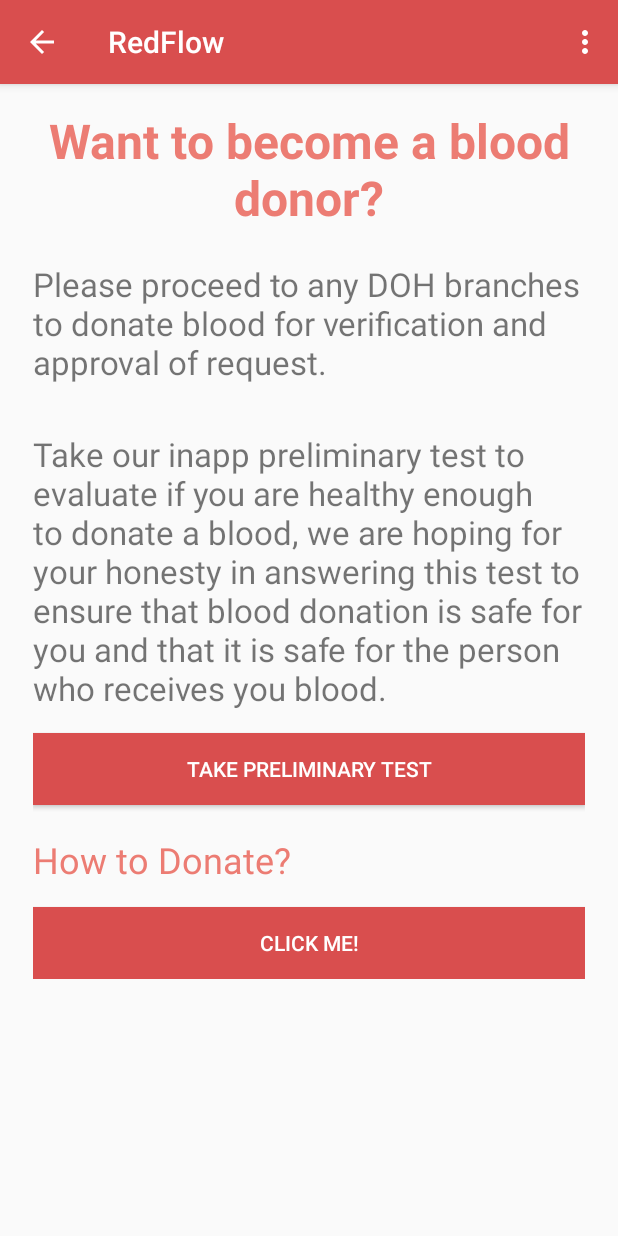
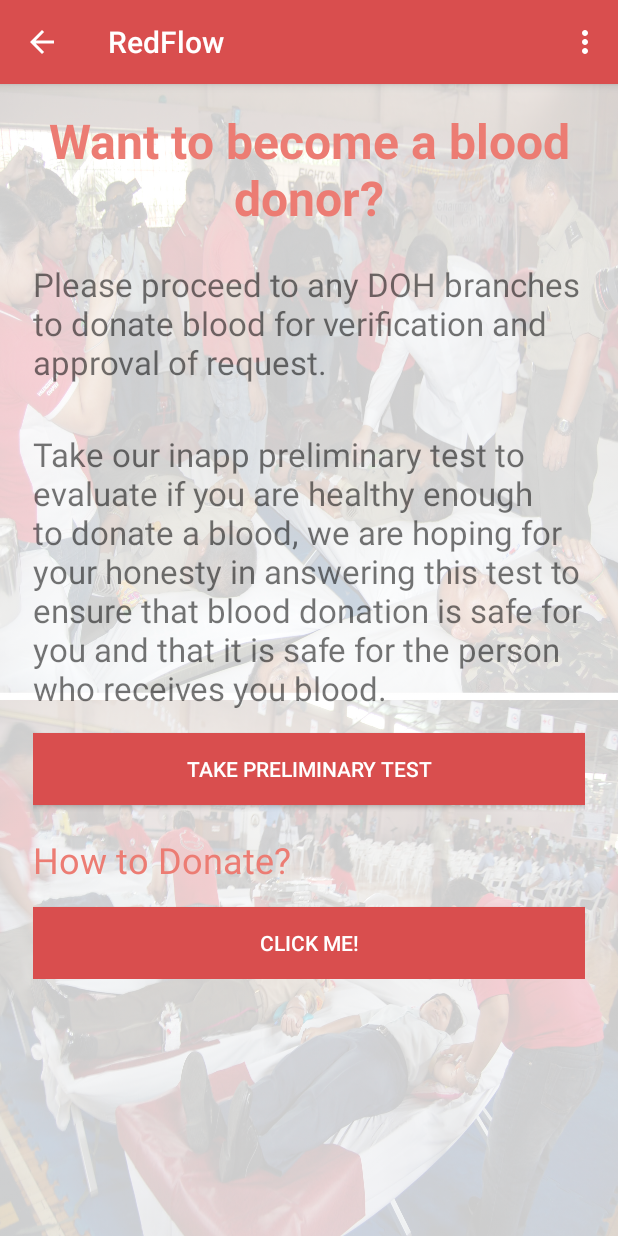
Before and after one commit to axeltants/capstone, an Android app: the beadonor screen opened directly, with no data from a screen before it, on a phone screen of 412 x 824 dp. Run offline under Robolectric (Android 15) with nearby library versions, the light colour scheme and no system bars.

Commit message:
search result list will now work

```diff
--- a/RedFlow/app/src/main/AndroidManifest.xml
+++ b/RedFlow/app/src/main/AndroidManifest.xml
@@ -13,7 +13,7 @@
         android:label="@string/app_name"
         android:supportsRtl="true"
         android:theme="@style/AppTheme">
-        <activity android:name=".admin.search_result">
+        <activity android:name=".LoginActivity">
             <intent-filter>
                 <action android:name="android.intent.action.MAIN" />
 
@@ -28,8 +28,8 @@
         <activity android:name=".notification" android:parentActivityName=".home"/>
         <activity android:name=".history" android:parentActivityName=".home"/>
         <activity android:name=".admin.admin_home" />
-        <activity android:name=".admin.search_user" />
-        <activity android:name=".LoginActivity" />
+        <activity android:name=".admin.search_user" android:parentActivityName=".admin.admin_home"/>
+        <activity android:name=".admin.search_result"  android:parentActivityName=".admin.search_user"/>
 
         <meta-data
             android:name="com.google.android.geo.API_KEY"
--- a/RedFlow/app/src/main/res/layout/admin_home.xml
+++ b/RedFlow/app/src/main/res/layout/admin_home.xml
@@ -8,7 +8,8 @@
     android:paddingLeft="@dimen/activity_horizontal_margin"
     android:paddingRight="@dimen/activity_horizontal_margin"
     android:paddingTop="@dimen/activity_vertical_margin"
-    tools:context=".admin.admin_home">
+    tools:context=".admin.admin_home"
+    android:background="@drawable/bg">
 
     <ScrollView
         android:layout_width="match_parent"
--- a/RedFlow/app/src/main/res/layout/beadonor.xml
+++ b/RedFlow/app/src/main/res/layout/beadonor.xml
@@ -4,11 +4,17 @@
     android:id="@+id/beadonor"
     android:layout_width="match_parent"
     android:layout_height="match_parent"
+    android:background="@drawable/bg3"
+    tools:context="com.example.capstone.redflow.beadonor">
+
+    <RelativeLayout
+        android:layout_width="match_parent"
+        android:layout_height="match_parent"
+        android:background="@drawable/bg2"
         android:paddingBottom="@dimen/activity_vertical_margin"
         android:paddingLeft="@dimen/activity_horizontal_margin"
         android:paddingRight="@dimen/activity_horizontal_margin"
-    android:paddingTop="@dimen/activity_vertical_margin"
-    tools:context="com.example.capstone.redflow.beadonor">
+        android:paddingTop="@dimen/activity_vertical_margin">
 
         <TextView
             android:id="@+id/titlebeadonor"
@@ -25,58 +31,63 @@
             android:layout_height="wrap_content"
             android:layout_below="@id/titlebeadonor"
             android:layout_marginTop="15dp">
+
             <RelativeLayout
                 android:layout_width="match_parent"
                 android:layout_height="wrap_content"
                 android:padding="6dp">
 
                 <TextView
+                    android:id="@+id/bloodinfo"
                     android:layout_width="match_parent"
                     android:layout_height="wrap_content"
+                    android:layout_alignParentStart="true"
+                    android:layout_alignParentTop="true"
                     android:text="@string/beadonor_title"
-                android:textSize="22sp"
-                android:id="@+id/bloodinfo"
-                android:layout_alignParentTop="true"
-                android:layout_alignParentStart="true" />
+                    android:textSize="22sp" />
 
                 <TextView
+                    android:id="@+id/prelimtext"
                     android:layout_width="match_parent"
                     android:layout_height="wrap_content"
-                android:text="@string/prelimtest"
-                android:textSize="22sp"
                     android:layout_below="@id/bloodinfo"
                     android:layout_marginTop="32dp"
-                android:id="@+id/prelimtext"/>
+                    android:text="@string/prelimtest"
+                    android:textSize="22sp" />
+
                 <Button
+                    android:id="@+id/button_prelim"
                     android:layout_width="match_parent"
                     android:layout_height="wrap_content"
-                android:text="Take preliminary test"
-                android:background="@color/colorPrimary"
-                android:textColor="@color/logincolor"
                     android:layout_below="@id/prelimtext"
                     android:layout_marginTop="15dp"
-                android:id="@+id/button_prelim"
-                android:onClick="health_test"/>
+                    android:background="@color/colorPrimary"
+                    android:onClick="health_test"
+                    android:text="Take preliminary test"
+                    android:textColor="@color/logincolor" />
 
                 <TextView
+                    android:id="@+id/how_donate"
                     android:layout_width="match_parent"
                     android:layout_height="wrap_content"
                     android:layout_below="@id/button_prelim"
+                    android:layout_marginTop="20dp"
                     android:text="How to Donate?"
-                android:layout_marginTop="20dp"
-                android:textSize="24sp"
-                android:id="@+id/how_donate"
-                android:textColor="@color/colorAccent2"/>
-            <Button android:id="@+id/btn_clickme"
-                android:text="Click me!"
+                    android:textColor="@color/colorAccent2"
+                    android:textSize="24sp" />
+
+                <Button
+                    android:id="@+id/btn_clickme"
                     android:layout_width="match_parent"
                     android:layout_height="wrap_content"
                     android:layout_below="@id/how_donate"
+                    android:layout_marginTop="15dp"
                     android:background="@color/colorPrimary"
-                android:textColor="@color/logincolor"
-                android:layout_marginTop="15dp"
-                android:onClick="redcross"/>
+                    android:onClick="redcross"
+                    android:text="Click me!"
+                    android:textColor="@color/logincolor" />
 
             </RelativeLayout>
         </ScrollView>
     </RelativeLayout>
+</RelativeLayout>
--- a/RedFlow/app/src/main/res/layout/search_resultlist.xml
+++ b/RedFlow/app/src/main/res/layout/search_resultlist.xml
@@ -16,7 +16,7 @@
                 android:layout_weight="1"
                 android:id="@+id/textview_fullname_list"
                 android:text="Axel Tantay"
-                android:textSize="24sp"/>
+                android:textSize="18sp"/>
             <TextView
                 android:layout_width="match_parent"
                 android:layout_height="wrap_content"
@@ -24,7 +24,7 @@
                 android:id="@+id/textview_accountstatus_list"
                 android:text="Verefied"
                 android:textStyle="bold"
-                android:textSize="24sp"
+                android:textSize="20sp"
                 android:textAlignment="textEnd"/>
 
         </LinearLayout>
--- a/RedFlow/app/src/main/res/layout/search_user.xml
+++ b/RedFlow/app/src/main/res/layout/search_user.xml
@@ -44,7 +44,8 @@
         android:background="@color/colorPrimary"
         android:textColor="@color/logincolor"
         android:layout_below="@+id/edittext_srchusr"
-        android:layout_marginTop="15dp"/>
+        android:layout_marginTop="15dp"
+        android:onClick="search"/>
 
 
 </RelativeLayout>
```
Also changed, not shown: RedFlow/app/src/main/java/com/example/capstone/redflow/admin/admin_home.java (+5 -4 lines), RedFlow/app/src/main/java/com/example/capstone/redflow/admin/search_user.java (+8 -0 lines), RedFlow/app/src/main/res/layout/search_result.xml (+27 -1 lines), RedFlow/app/src/main/res/drawable/bg3.jpg (added). Lines whose indentation alone changed are shown as unchanged.
